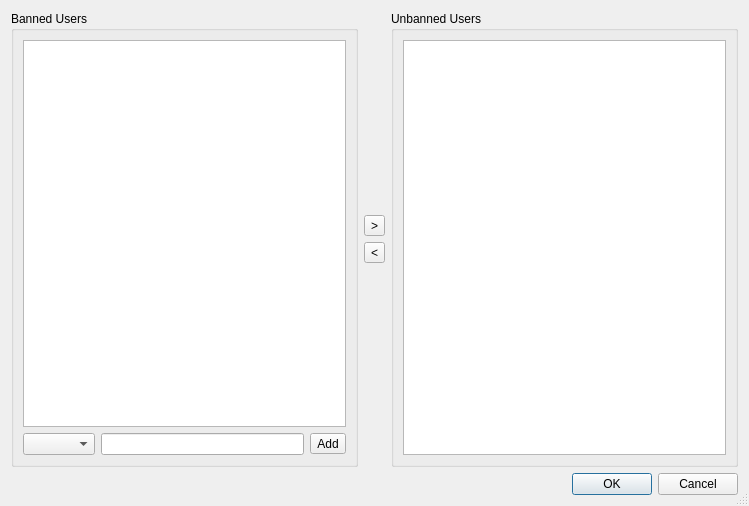
Qt form Client/qtTeamTalk/bannedusers.ui (BearWare/TeamTalk5) before a commit.
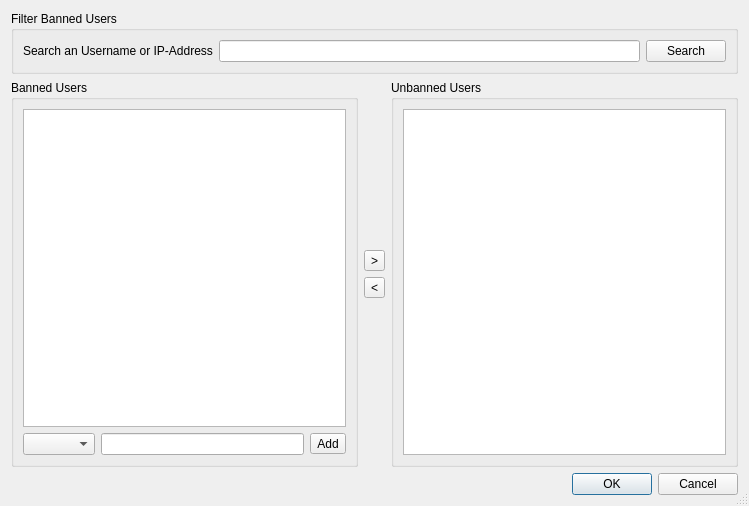
The same form after that commit. Custom widgets are drawn as their Qt base class.

Commit message: Ability to search in "Banned Users"

```diff
--- a/Client/qtTeamTalk/bannedusers.ui
+++ b/Client/qtTeamTalk/bannedusers.ui
@@ -17,6 +17,39 @@
    <bool>true</bool>
   </property>
   <layout class="QVBoxLayout" name="verticalLayout_4">
+   <item>
+    <layout class="QVBoxLayout" name="filterLayout">
+     <item>
+      <widget class="QGroupBox" name="filterGroupBox">
+       <property name="title">
+        <string>Filter Banned Users</string>
+       </property>
+       <layout class="QHBoxLayout" name="filterLayout">
+        <item>
+         <widget class="QLabel" name="filterLabel">
+          <property name="text">
+           <string>Search an Username or IP-Address</string>
+          </property>
+          <property name="buddy">
+           <cstring>filterEdit</cstring>
+          </property>
+         </widget>
+        </item>
+        <item>
+         <widget class="QLineEdit" name="filterEdit"/>
+        </item>
+        <item>
+         <widget class="QPushButton" name="filterButton">
+          <property name="text">
+           <string>Search</string>
+          </property>
+         </widget>
+        </item>
+       </layout>
+      </widget>
+     </item>  
+    </layout>
+   </item>
    <item>
     <layout class="QHBoxLayout" name="horizontalLayout">
      <item>
```
The commit also changes 3 other files.
